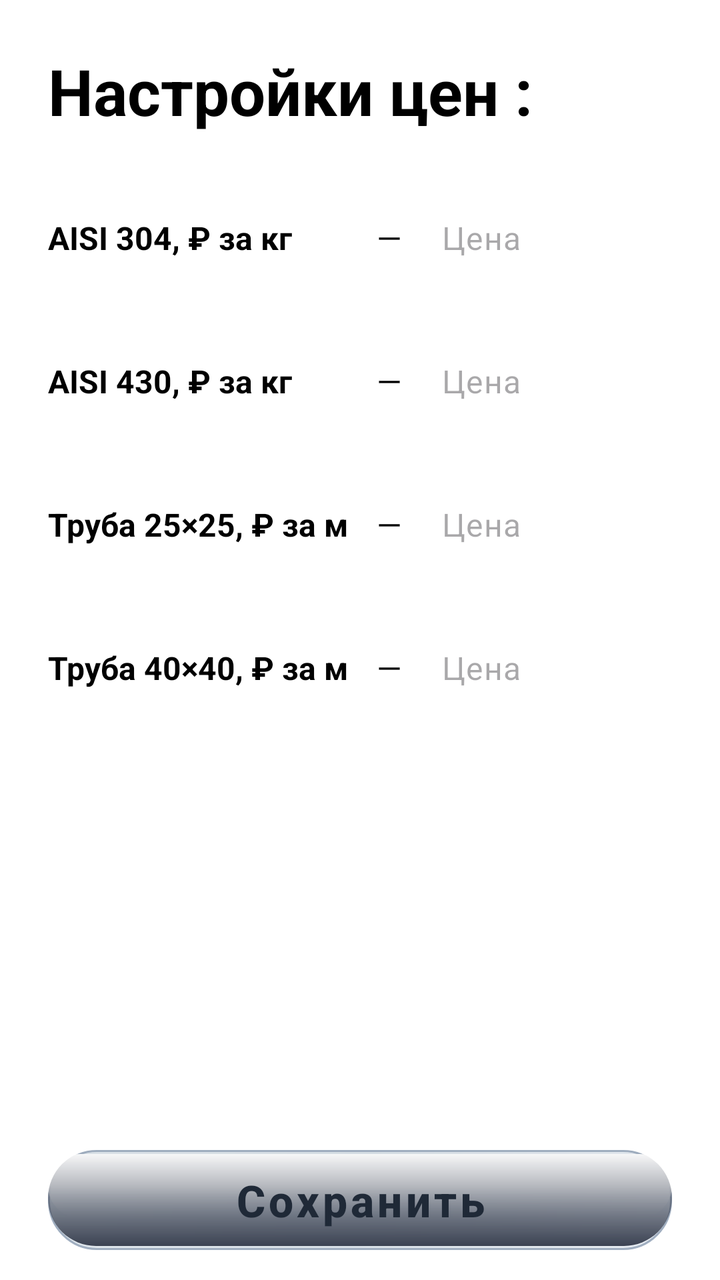
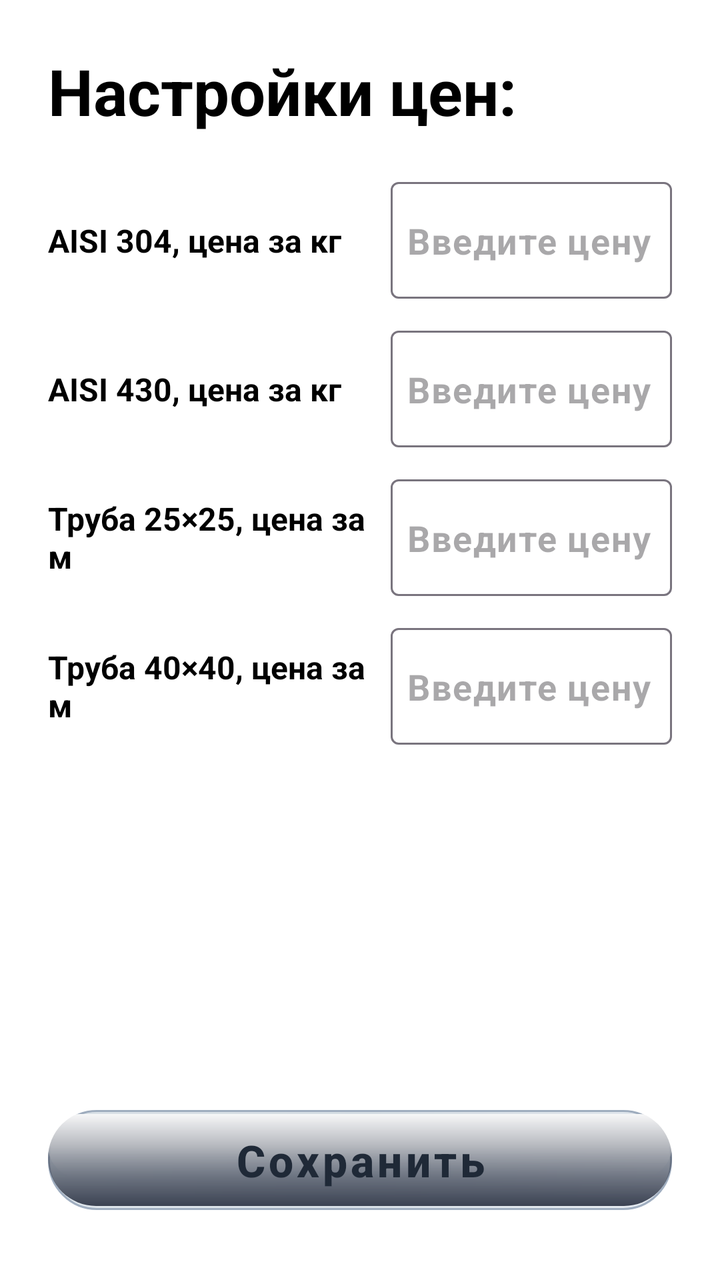

Screens rendered from an Android XML layout before and after an edit, with the pre-edit source and the edit as a unified diff.
<!-- AndroidManifest.xml: application theme Theme.YourBar -->
<!-- res/layout/fragment_price.xml -->
<?xml version="1.0" encoding="utf-8"?>
<androidx.constraintlayout.widget.ConstraintLayout
    xmlns:android="http://schemas.android.com/apk/res/android"
    xmlns:app="http://schemas.android.com/apk/res-auto"
    android:layout_width="match_parent"
    android:layout_height="match_parent"
    android:background="@color/white">

    <TextView
        android:id="@+id/tvTitle"
        android:layout_width="wrap_content"
        android:layout_height="wrap_content"
        android:text="Настройки цен :"
        android:textSize="32sp"
        android:textStyle="bold"
        android:textColor="@color/black"
        app:layout_constraintTop_toTopOf="parent"
        app:layout_constraintStart_toStartOf="parent"
        android:layout_marginStart="24dp"
        android:layout_marginTop="24dp"/>

    
    <LinearLayout
        android:id="@+id/rowAisi304"
        android:layout_width="0dp"
        android:layout_height="wrap_content"
        android:orientation="horizontal"
        android:gravity="center_vertical"
        android:weightSum="1"
        app:layout_constraintTop_toBottomOf="@id/tvTitle"
        app:layout_constraintStart_toStartOf="parent"
        app:layout_constraintEnd_toEndOf="parent"
        android:layout_marginStart="24dp"
        android:layout_marginEnd="24dp"
        android:layout_marginTop="24dp">

        <TextView
            android:layout_width="0dp"
            android:layout_height="wrap_content"
            android:layout_weight="0.55"
            android:text="AISI 304, ₽ за кг"
            android:textSize="16sp"
            android:textStyle="bold"
            android:textColor="@color/black"/>

        <TextView
            android:layout_width="wrap_content"
            android:layout_height="wrap_content"
            android:text=" — "
            android:textSize="16sp"
            android:textColor="@color/black"/>

        <com.google.android.material.textfield.TextInputEditText
            android:id="@+id/etPriceAisi304"
            android:layout_width="0dp"
            android:layout_height="wrap_content"
            android:layout_weight="0.45"
            android:inputType="numberDecimal"
            android:maxLines="1"
            android:hint="Цена"
            style="@style/Widget.Material3.TextInputEditText.OutlinedBox"/>
    </LinearLayout>

    
    <LinearLayout
        android:id="@+id/rowAisi430"
        android:layout_width="0dp"
        android:layout_height="wrap_content"
        android:orientation="horizontal"
        android:gravity="center_vertical"
        android:weightSum="1"
        app:layout_constraintTop_toBottomOf="@id/rowAisi304"
        app:layout_constraintStart_toStartOf="parent"
        app:layout_constraintEnd_toEndOf="parent"
        android:layout_marginStart="24dp"
        android:layout_marginEnd="24dp"
        android:layout_marginTop="16dp">

        <TextView
            android:layout_width="0dp"
            android:layout_height="wrap_content"
            android:layout_weight="0.55"
            android:text="AISI 430, ₽ за кг"
            android:textSize="16sp"
            android:textStyle="bold"
            android:textColor="@color/black"/>

        <TextView
            android:layout_width="wrap_content"
            android:layout_height="wrap_content"
            android:text=" — "
            android:textSize="16sp"
            android:textColor="@color/black"/>

        <com.google.android.material.textfield.TextInputEditText
            android:id="@+id/etPriceAisi430"
            android:layout_width="0dp"
            android:layout_height="wrap_content"
            android:layout_weight="0.45"
            android:inputType="numberDecimal"
            android:maxLines="1"
            android:hint="Цена"
            style="@style/Widget.Material3.TextInputEditText.OutlinedBox"/>
    </LinearLayout>

    
    <LinearLayout
        android:id="@+id/rowPipe25"
        android:layout_width="0dp"
        android:layout_height="wrap_content"
        android:orientation="horizontal"
        android:gravity="center_vertical"
        android:weightSum="1"
        app:layout_constraintTop_toBottomOf="@id/rowAisi430"
        app:layout_constraintStart_toStartOf="parent"
        app:layout_constraintEnd_toEndOf="parent"
        android:layout_marginStart="24dp"
        android:layout_marginEnd="24dp"
        android:layout_marginTop="16dp">

        <TextView
            android:layout_width="0dp"
            android:layout_height="wrap_content"
            android:layout_weight="0.55"
            android:text="Труба 25×25, ₽ за м"
            android:textSize="16sp"
            android:textStyle="bold"
            android:textColor="@color/black"/>

        <TextView
            android:layout_width="wrap_content"
            android:layout_height="wrap_content"
            android:text=" — "
            android:textSize="16sp"
            android:textColor="@color/black"/>

        <com.google.android.material.textfield.TextInputEditText
            android:id="@+id/etPricePipe25"
            android:layout_width="0dp"
            android:layout_height="wrap_content"
            android:layout_weight="0.45"
            android:inputType="numberDecimal"
            android:maxLines="1"
            android:hint="Цена"
            style="@style/Widget.Material3.TextInputEditText.OutlinedBox"/>
    </LinearLayout>

    
    <LinearLayout
        android:id="@+id/rowPipe40"
        android:layout_width="0dp"
        android:layout_height="wrap_content"
        android:orientation="horizontal"
        android:gravity="center_vertical"
        android:weightSum="1"
        app:layout_constraintTop_toBottomOf="@id/rowPipe25"
        app:layout_constraintStart_toStartOf="parent"
        app:layout_constraintEnd_toEndOf="parent"
        android:layout_marginStart="24dp"
        android:layout_marginEnd="24dp"
        android:layout_marginTop="16dp">

        <TextView
            android:layout_width="0dp"
            android:layout_height="wrap_content"
            android:layout_weight="0.55"
            android:text="Труба 40×40, ₽ за м"
            android:textSize="16sp"
            android:textStyle="bold"
            android:textColor="@color/black"/>

        <TextView
            android:layout_width="wrap_content"
            android:layout_height="wrap_content"
            android:text=" — "
            android:textSize="16sp"
            android:textColor="@color/black"/>

        <com.google.android.material.textfield.TextInputEditText
            android:id="@+id/etPricePipe40"
            android:layout_width="0dp"
            android:layout_height="wrap_content"
            android:layout_weight="0.45"
            android:inputType="numberDecimal"
            android:maxLines="1"
            android:hint="Цена"
            style="@style/Widget.Material3.TextInputEditText.OutlinedBox"/>
    </LinearLayout>

    
    <com.google.android.material.button.MaterialButton
        android:id="@+id/btn_save_prices"
        android:layout_width="0dp"
        android:layout_height="50dp"
        android:layout_marginStart="24dp"
        android:layout_marginEnd="24dp"
        android:layout_marginBottom="15dp"
        android:background="@drawable/btn_steel_shiny"
        android:letterSpacing="0.08"
        android:text="@string/save"
        android:textColor="#1F2937"
        android:textSize="22sp"
        android:textStyle="bold"
        app:backgroundTint="@null"
        app:layout_constraintBottom_toBottomOf="parent"
        app:layout_constraintEnd_toEndOf="parent"
        app:layout_constraintStart_toStartOf="parent"
        app:rippleColor="#40000000" />

    
    <TextView
        android:id="@+id/tvStatus"
        android:layout_width="wrap_content"
        android:layout_height="wrap_content"
        android:text=""
        android:textSize="14sp"
        android:textColor="@color/black"
        android:gravity="center"
        app:layout_constraintTop_toBottomOf="@id/rowPipe40"
        app:layout_constraintStart_toStartOf="parent"
        app:layout_constraintEnd_toEndOf="parent"
        android:layout_marginTop="20dp"/>
</androidx.constraintlayout.widget.ConstraintLayout>
<!-- resources referenced by this layout -->
<resources>
  <color name="black">#FF000000</color>
  <color name="white">#FFFFFFFF</color>
  <!-- drawable btn_steel_shiny (drawable) -->
  <layer-list xmlns:android="http://schemas.android.com/apk/res/android">
  
      
      <item>
          <shape android:shape="rectangle">
              <corners android:radius="24dp" />
              
              <gradient
                  android:angle="135"
                  android:startColor="#E8EDF3"
              android:centerColor="#D9E1E8"
              android:endColor="#E0E7ED"
              android:type="linear" />
              <stroke android:width="1dp" android:color="#A0AEC0" />
          </shape>
      </item>
  
      
      <item android:top="2dp" android:bottom="16dp">
          <shape android:shape="rectangle">
              <corners android:radius="24dp" />
              <gradient
                  android:angle="-45"
                  android:startColor="#FFFFFF"
                  android:centerColor="#FFFFFF"
                  android:endColor="#00000000"
                  android:type="linear"
                  android:gradientRadius="100dp" />
          </shape>
      </item>
  
      
      <item android:bottom="2dp">
          <shape android:shape="rectangle">
              <corners android:radius="24dp" />
              <gradient
                  android:angle="270"
                  android:startColor="#00000000"
                  android:endColor="#3B4252"
              android:type="linear" />
          </shape>
      </item>
  </layer-list>
  <string name="save">Сохранить</string>
  <style name="Theme.YourBar" parent="Base.Theme.YourBar" />
  <style name="Base.Theme.YourBar" parent="Theme.Material3.DayNight.NoActionBar">
          
          <item name="android:navigationBarColor">@color/white</item>
  
          
          <item name="android:windowLightNavigationBar" tools:targetApi="o_mr1">true</item>
  
          
          <item name="elevationOverlayEnabled">false</item>
      </style>
</resources>

<!-- the commit's change to res/layout/fragment_price.xml (unified diff, before → after) -->
@@ -10,7 +10,7 @@
         android:id="@+id/tvTitle"
         android:layout_width="wrap_content"
         android:layout_height="wrap_content"
-        android:text="Настройки цен :"
+        android:text="Настройки цен:"
         android:textSize="32sp"
         android:textStyle="bold"
         android:textColor="@color/black"
@@ -38,27 +38,32 @@
             android:layout_width="0dp"
             android:layout_height="wrap_content"
             android:layout_weight="0.55"
-            android:text="AISI 304, ₽ за кг"
-            android:textSize="16sp"
-            android:textStyle="bold"
-            android:textColor="@color/black"/>
-
-        <TextView
-            android:layout_width="wrap_content"
-            android:layout_height="wrap_content"
-            android:text=" — "
-            android:textSize="16sp"
-            android:textColor="@color/black"/>
-
-        <com.google.android.material.textfield.TextInputEditText
-            android:id="@+id/etPriceAisi304"
-            android:layout_width="0dp"
-            android:layout_height="wrap_content"
-            android:layout_weight="0.45"
-            android:inputType="numberDecimal"
-            android:maxLines="1"
-            android:hint="Цена"
-            style="@style/Widget.Material3.TextInputEditText.OutlinedBox"/>
+            android:text="AISI 304, цена за кг"
+            android:textSize="16sp"
+            android:textStyle="bold"
+            android:textColor="@color/black"/>
+
+        <com.google.android.material.textfield.TextInputLayout
+            android:layout_width="0dp"
+            android:layout_height="wrap_content"
+            android:layout_weight="0.45"
+            style="@style/Widget.Material3.TextInputLayout.OutlinedBox"
+            app:suffixText="₽"
+            app:hintEnabled="false">
+
+            <com.google.android.material.textfield.TextInputEditText
+                android:id="@+id/etPriceAisi304"
+                android:layout_width="match_parent"
+                android:layout_height="wrap_content"
+                android:inputType="numberDecimal"
+                android:maxLines="1"
+                android:hint="@string/Enter_price"
+                android:textStyle="bold"
+                android:textColor="@color/Crimson"
+                android:textSize="18sp"
+                android:paddingStart="8dp"
+                android:paddingEnd="8dp"/>
+        </com.google.android.material.textfield.TextInputLayout>
     </LinearLayout>
 
     
@@ -80,27 +85,32 @@
             android:layout_width="0dp"
             android:layout_height="wrap_content"
             android:layout_weight="0.55"
-            android:text="AISI 430, ₽ за кг"
-            android:textSize="16sp"
-            android:textStyle="bold"
-            android:textColor="@color/black"/>
-
-        <TextView
-            android:layout_width="wrap_content"
-            android:layout_height="wrap_content"
-            android:text=" — "
-            android:textSize="16sp"
-            android:textColor="@color/black"/>
-
-        <com.google.android.material.textfield.TextInputEditText
-            android:id="@+id/etPriceAisi430"
-            android:layout_width="0dp"
-            android:layout_height="wrap_content"
-            android:layout_weight="0.45"
-            android:inputType="numberDecimal"
-            android:maxLines="1"
-            android:hint="Цена"
-            style="@style/Widget.Material3.TextInputEditText.OutlinedBox"/>
+            android:text="AISI 430, цена за кг"
+            android:textSize="16sp"
+            android:textStyle="bold"
+            android:textColor="@color/black"/>
+
+        <com.google.android.material.textfield.TextInputLayout
+            android:layout_width="0dp"
+            android:layout_height="wrap_content"
+            android:layout_weight="0.45"
+            style="@style/Widget.Material3.TextInputLayout.OutlinedBox"
+            app:suffixText="₽"
+            app:hintEnabled="false">
+
+            <com.google.android.material.textfield.TextInputEditText
+                android:id="@+id/etPriceAisi430"
+                android:layout_width="match_parent"
+                android:layout_height="wrap_content"
+                android:inputType="numberDecimal"
+                android:maxLines="1"
+                android:hint="@string/Enter_price"
+                android:textStyle="bold"
+                android:textColor="@color/Crimson"
+                android:textSize="18sp"
+                android:paddingStart="8dp"
+                android:paddingEnd="8dp"/>
+        </com.google.android.material.textfield.TextInputLayout>
     </LinearLayout>
 
     
@@ -122,27 +132,32 @@
             android:layout_width="0dp"
             android:layout_height="wrap_content"
             android:layout_weight="0.55"
-            android:text="Труба 25×25, ₽ за м"
-            android:textSize="16sp"
-            android:textStyle="bold"
-            android:textColor="@color/black"/>
-
-        <TextView
-            android:layout_width="wrap_content"
-            android:layout_height="wrap_content"
-            android:text=" — "
-            android:textSize="16sp"
-            android:textColor="@color/black"/>
-
-        <com.google.android.material.textfield.TextInputEditText
-            android:id="@+id/etPricePipe25"
-            android:layout_width="0dp"
-            android:layout_height="wrap_content"
-            android:layout_weight="0.45"
-            android:inputType="numberDecimal"
-            android:maxLines="1"
-            android:hint="Цена"
-            style="@style/Widget.Material3.TextInputEditText.OutlinedBox"/>
+            android:text="Труба 25×25, цена за м"
+            android:textSize="16sp"
+            android:textStyle="bold"
+            android:textColor="@color/black"/>
+
+        <com.google.android.material.textfield.TextInputLayout
+            android:layout_width="0dp"
+            android:layout_height="wrap_content"
+            android:layout_weight="0.45"
+            style="@style/Widget.Material3.TextInputLayout.OutlinedBox"
+            app:suffixText="₽"
+            app:hintEnabled="false">
+
+            <com.google.android.material.textfield.TextInputEditText
+                android:id="@+id/etPricePipe25"
+                android:layout_width="match_parent"
+                android:layout_height="wrap_content"
+                android:inputType="numberDecimal"
+                android:maxLines="1"
+                android:hint="@string/Enter_price"
+                android:textStyle="bold"
+                android:textColor="@color/Crimson"
+                android:textSize="18sp"
+                android:paddingStart="8dp"
+                android:paddingEnd="8dp"/>
+        </com.google.android.material.textfield.TextInputLayout>
     </LinearLayout>
 
     
@@ -164,27 +179,32 @@
             android:layout_width="0dp"
             android:layout_height="wrap_content"
             android:layout_weight="0.55"
-            android:text="Труба 40×40, ₽ за м"
-            android:textSize="16sp"
-            android:textStyle="bold"
-            android:textColor="@color/black"/>
-
-        <TextView
-            android:layout_width="wrap_content"
-            android:layout_height="wrap_content"
-            android:text=" — "
-            android:textSize="16sp"
-            android:textColor="@color/black"/>
-
-        <com.google.android.material.textfield.TextInputEditText
-            android:id="@+id/etPricePipe40"
-            android:layout_width="0dp"
-            android:layout_height="wrap_content"
-            android:layout_weight="0.45"
-            android:inputType="numberDecimal"
-            android:maxLines="1"
-            android:hint="Цена"
-            style="@style/Widget.Material3.TextInputEditText.OutlinedBox"/>
+            android:text="Труба 40×40, цена за м"
+            android:textSize="16sp"
+            android:textStyle="bold"
+            android:textColor="@color/black"/>
+
+        <com.google.android.material.textfield.TextInputLayout
+            android:layout_width="0dp"
+            android:layout_height="wrap_content"
+            android:layout_weight="0.45"
+            style="@style/Widget.Material3.TextInputLayout.OutlinedBox"
+            app:suffixText="₽"
+            app:hintEnabled="false">
+
+            <com.google.android.material.textfield.TextInputEditText
+                android:id="@+id/etPricePipe40"
+                android:layout_width="match_parent"
+                android:layout_height="wrap_content"
+                android:inputType="numberDecimal"
+                android:maxLines="1"
+                android:hint="@string/Enter_price"
+                android:textStyle="bold"
+                android:textColor="@color/Crimson"
+                android:textSize="18sp"
+                android:paddingStart="8dp"
+                android:paddingEnd="8dp"/>
+        </com.google.android.material.textfield.TextInputLayout>
     </LinearLayout>
 
     
@@ -194,7 +214,7 @@
         android:layout_height="50dp"
         android:layout_marginStart="24dp"
         android:layout_marginEnd="24dp"
-        android:layout_marginBottom="15dp"
+        android:layout_marginBottom="35dp"
         android:background="@drawable/btn_steel_shiny"
         android:letterSpacing="0.08"
         android:text="@string/save"
<!-- resource entries referenced after the edit -->
@@ -1,5 +1,6 @@
 <!-- resources referenced by this layout -->
 <resources>
+  <color name="Crimson">#DC143C</color>
   <color name="black">#FF000000</color>
   <color name="white">#FFFFFFFF</color>
   <!-- drawable btn_steel_shiny (drawable) -->
@@ -46,6 +47,7 @@
           </shape>
       </item>
   </layer-list>
+  <string name="Enter_price">Введите цену</string>
   <string name="save">Сохранить</string>
   <style name="Theme.YourBar" parent="Base.Theme.YourBar" />
   <style name="Base.Theme.YourBar" parent="Theme.Material3.DayNight.NoActionBar">
